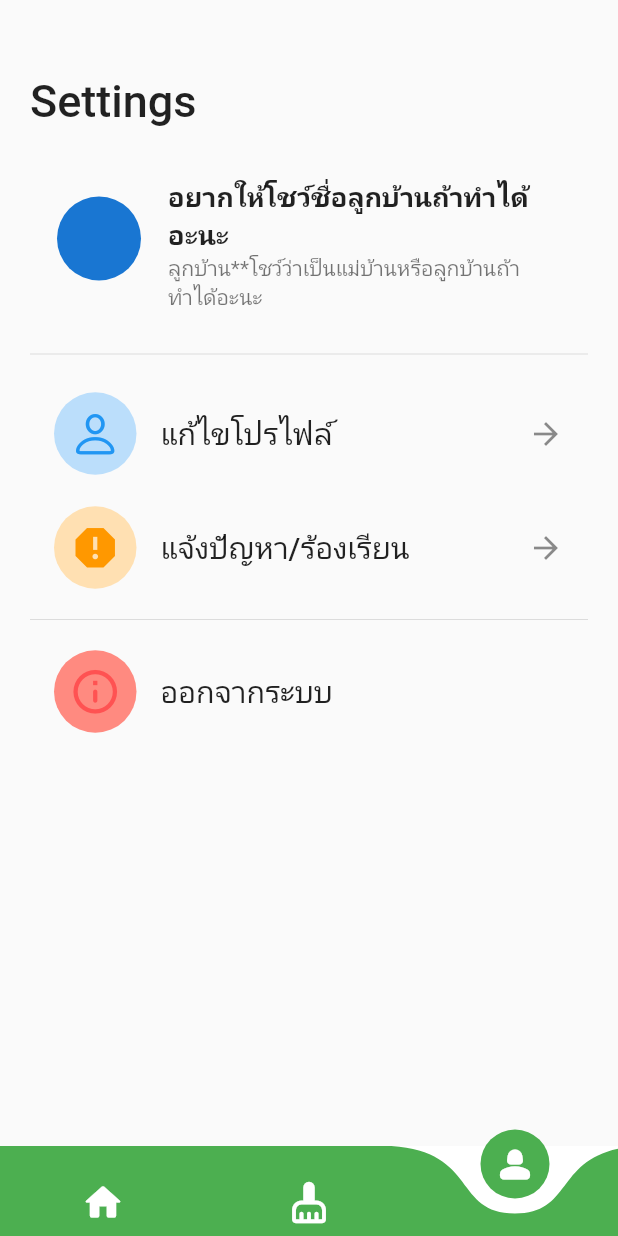
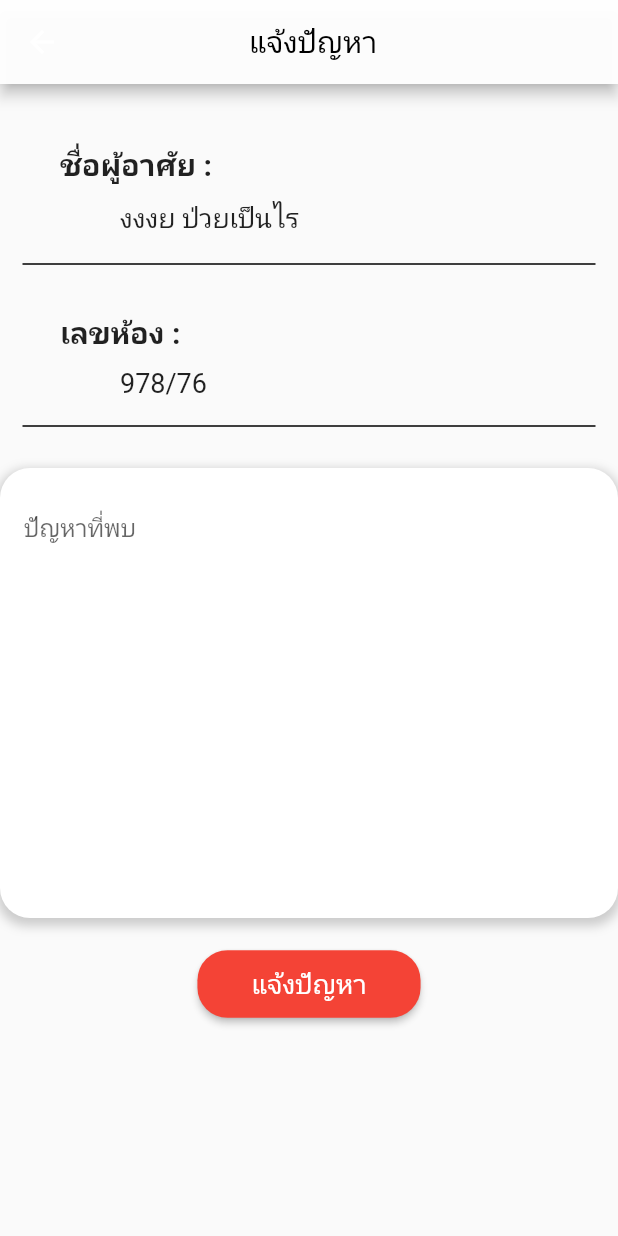
Before and after one commit to beerfxck/Privacy_Hired_App, a Flutter app: the BottomNavBar screen opened by its route, item 3 of the bottom bar chosen, after a tap on "แจ้งปัญหา/ร้องเรียน", on a phone screen of 412 x 824 dp. Run offline on Flutter 3.47's test engine with Material 2 defaults, Android fonts, the phone set to English and light mode, and no system bars; drawn by our look-alikes of curved_navigation_bar; our stand-ins replace contained_tab_bar_view, dio, flutter_datetime_picker, google_fonts, persistent_bottom_nav_bar; network calls fail.

Commit message:
add reportpage

```diff
--- /dev/null
+++ b/lib/components/Reportproblem.dart
@@ -0,0 +1,79 @@
+import 'package:flutter/material.dart';
+
+class ReportComponents extends StatefulWidget {
+  @override
+  _ReportComponentsState createState() => _ReportComponentsState();
+}
+
+class _ReportComponentsState extends State<ReportComponents> {
+  TextEditingController _reportController = TextEditingController();
+
+  @override
+  void dispose() {
+    _reportController.dispose();
+    super.dispose();
+  }
+
+  void _handleSubmit() {}
+
+  @override
+  Widget build(BuildContext context) {
+    return Center(
+      child: Column(
+        mainAxisAlignment: MainAxisAlignment.center,
+        children: <Widget>[
+          Container(
+            width: 500,
+            height: 300,
+            decoration: BoxDecoration(
+              color: Colors.white,
+              borderRadius: BorderRadius.circular(20.0),
+              boxShadow: [
+                BoxShadow(
+                  color: Colors.grey.withOpacity(0.5),
+                  spreadRadius: 2,
+                  blurRadius: 5,
+                  offset: Offset(0, 3),
+                ),
+              ],
+            ),
+            child: Padding(
+              padding: const EdgeInsets.all(16.0),
+              child: TextField(
+                controller: _reportController,
+                maxLines: null,
+                decoration: InputDecoration(
+                  hintText: 'ปัญหาที่พบ',
+                  border: InputBorder.none,
+                ),
+              ),
+            ),
+          ),
+          SizedBox(height: 20),
+          ElevatedButton(
+            onPressed: _handleSubmit,
+            style: ElevatedButton.styleFrom(
+              primary: Colors.red,
+              shape: RoundedRectangleBorder(
+                borderRadius: BorderRadius.circular(20.0),
+              ),
+            ),
+            child: Padding(
+              padding: const EdgeInsets.symmetric(
+                vertical: 10.0,
+                horizontal: 20.0,
+              ),
+              child: Text(
+                'แจ้งปัญหา',
+                style: TextStyle(
+                  color: Colors.white,
+                  fontSize: 18.0,
+                ),
+              ),
+            ),
+          ),
+        ],
+      ),
+    );
+  }
+}
--- /dev/null
+++ b/lib/screens/Report_page.dart
@@ -0,0 +1,97 @@
+import 'package:flutter/material.dart';
+import 'package:privacy_maid_flutter/components/Reportproblem.dart';
+
+class ReportPage extends StatefulWidget {
+  @override
+  _ReportPageState createState() => _ReportPageState();
+}
+
+class _ReportPageState extends State<ReportPage> {
+  @override
+  Widget build(BuildContext context) {
+    return Scaffold(
+      appBar: AppBar(
+        backgroundColor: Color.fromARGB(243, 255, 255, 255),
+        title: Padding(
+            padding: const EdgeInsets.fromLTRB(94, 0, 0, 0),
+            child: Text(
+              'แจ้งปัญหา',
+              style: TextStyle(color: Colors.black),
+            )),
+      ),
+      body: SingleChildScrollView(
+        child: Padding(
+          padding: const EdgeInsets.only(top: 20.0),
+          child: Column(
+            crossAxisAlignment: CrossAxisAlignment.start,
+            children: <Widget>[
+              Padding(
+                padding: const EdgeInsets.fromLTRB(40, 20, 0, 0),
+                child: Text(
+                  'ชื่อผู้อาศัย :',
+                  style: TextStyle(
+                    fontSize: 20.0,
+                    fontWeight: FontWeight.bold,
+                  ),
+                ),
+              ),
+              Padding(
+                padding: const EdgeInsets.fromLTRB(80, 10, 0, 0),
+                child: Text(
+                  'งงงย ป่วยเป็นไร',
+                  style: TextStyle(
+                    fontSize: 18.0,
+                  ),
+                ),
+              ),
+              SizedBox(
+                height: 10,
+              ),
+              Padding(
+                padding: const EdgeInsets.symmetric(horizontal: 15),
+                child: Divider(
+                  color: Colors.black,
+                  thickness: 1,
+                  //height: 20,
+                ),
+              ),
+              SizedBox(height: 4),
+              Padding(
+                padding: const EdgeInsets.fromLTRB(40, 20, 0, 0),
+                child: Text(
+                  'เลขห้อง :',
+                  style: TextStyle(
+                    fontSize: 20.0,
+                    fontWeight: FontWeight.bold,
+                  ),
+                ),
+              ),
+              Padding(
+                padding: const EdgeInsets.fromLTRB(80, 10, 0, 0),
+                child: Text(
+                  '978/76',
+                  style: TextStyle(
+                    fontSize: 18.0,
+                  ),
+                ),
+              ),
+              SizedBox(
+                height: 10,
+              ),
+              Padding(
+                padding: const EdgeInsets.symmetric(horizontal: 15),
+                child: Divider(
+                  color: Colors.black,
+                  thickness: 1,
+                  //height: 20,
+                ),
+              ),
+              SizedBox(height: 20),
+              ReportComponents(),
+            ],
+          ),
+        ),
+      ),
+    );
+  }
+}
--- a/lib/screens/Setting_page.dart
+++ b/lib/screens/Setting_page.dart
@@ -1,5 +1,6 @@
 import 'package:flutter/cupertino.dart';
 import 'package:flutter/material.dart';
+import 'package:privacy_maid_flutter/screens/Report_page.dart';
 
 import '../screensMaid/Maid_Edit_Profile.dart';
 
@@ -71,7 +72,12 @@ class _SettingsPageState extends State<SettingsPage> {
           ),
           SizedBox(height: 20),
           ListTile(
-            onTap: () {},
+            onTap: () {
+              Navigator.push(
+                context,
+                MaterialPageRoute(builder: (context) => ReportPage()),
+              );
+            },
             leading: Container(
               padding: EdgeInsets.all(10),
               decoration: BoxDecoration(
```
